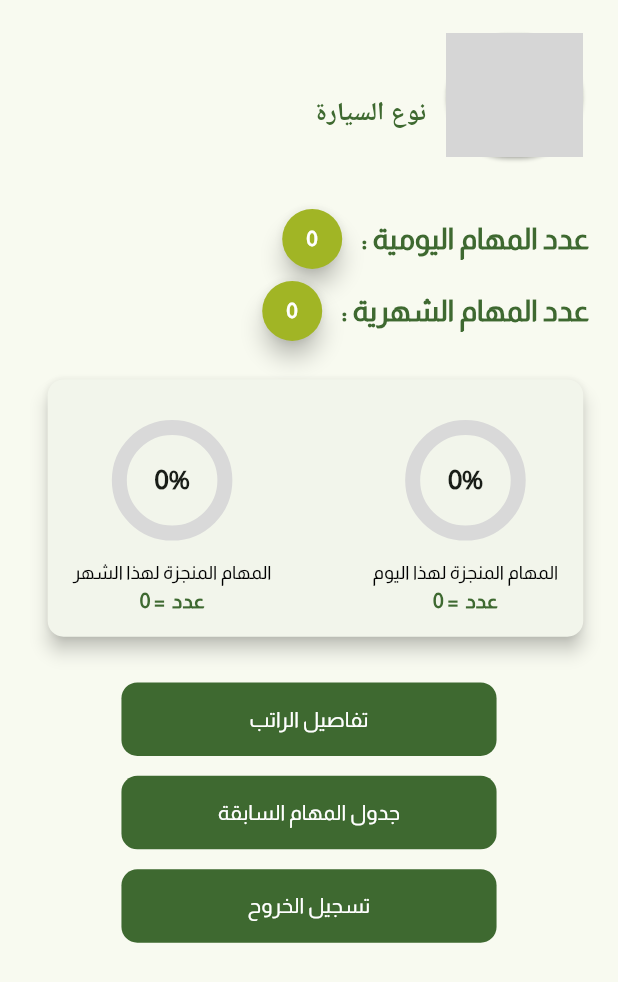
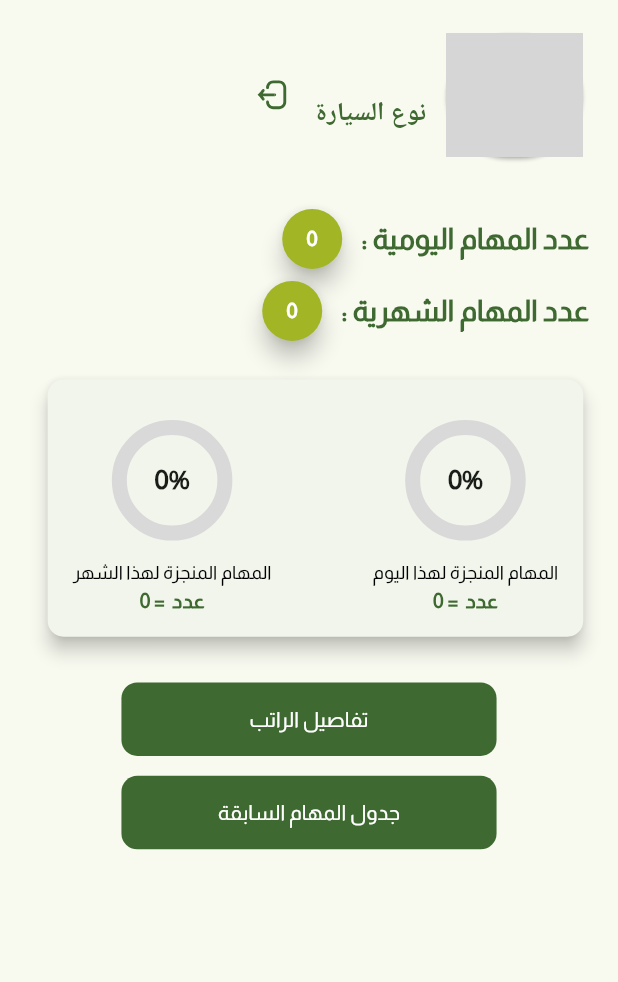
Before and after one commit to ibrahimMedhat-1/CleanTechApp, a Flutter app: the CustomerScreen widget shown alone on an empty page, opened directly, on a phone screen of 412 x 824 dp. Shown: the top 982 px of the screen. Run offline on Flutter 3.47's test engine with Material 3 defaults, Android fonts, the phone set to English and light mode, and no system bars; our stand-ins replace bloc, curved_navigation_bar, dartz, dio, flutter_bloc, flutter_screenutil and 6 more; accounts and stored records are empty; network calls fail; project files that could hold a hidden picture were left out; grey boxes are pictures that could not be loaded.

Commit message:
change icon button

```diff
--- a/lib/gen/assets.gen.dart
+++ b/lib/gen/assets.gen.dart
@@ -195,6 +195,9 @@ class $AssetsSvgsGen {
   /// File path: assets/svgs/logo_white.svg
   SvgGenImage get logoWhite => const SvgGenImage('assets/svgs/logo_white.svg');
 
+  /// File path: assets/svgs/logout.svg
+  SvgGenImage get logout => const SvgGenImage('assets/svgs/logout.svg');
+
   /// File path: assets/svgs/message.svg
   SvgGenImage get message => const SvgGenImage('assets/svgs/message.svg');
 
@@ -226,6 +229,7 @@ class $AssetsSvgsGen {
         haveProblem,
         home,
         logoWhite,
+        logout,
         message,
         person,
         primaryLogo,
--- a/lib/src/feature/profile/presentation/screens/customer_screen.dart
+++ b/lib/src/feature/profile/presentation/screens/customer_screen.dart
@@ -50,14 +50,14 @@ class _CustomerScreenState extends State<CustomerScreen> {
                   .pushNamed(Routes.schedulePreviousTaskScreen),
             ),
             15.isHeight,
-            ButtonWidget(
-              margin: EdgeInsetsDirectional.symmetric(
-                  horizontal: MediaQuery.sizeOf(context).width * 0.15),
-              borderRadius: 12.r,
-              text: AppStrings.signOut.tr(context),
-              onPressed: () => CustomNavigator.instance.pushNamedAndRemoveUntil(
-                  Routes.loginScreen, (route) => false),
-            ),
+            // ButtonWidget(
+            //   margin: EdgeInsetsDirectional.symmetric(
+            //       horizontal: MediaQuery.sizeOf(context).width * 0.15),
+            //   borderRadius: 12.r,
+            //   text: AppStrings.signOut.tr(context),
+            //   onPressed: () => CustomNavigator.instance.pushNamedAndRemoveUntil(
+            //       Routes.loginScreen, (route) => false),
+            // ),
             // 38.isHeight,
           ],
         ),
--- a/lib/src/feature/profile/presentation/widget/profile_widget.dart
+++ b/lib/src/feature/profile/presentation/widget/profile_widget.dart
@@ -1,5 +1,6 @@
 import 'package:ct_clean/src/core/config/routes/app_imports.dart';
 import 'package:ct_clean/src/core/extensions/string_extension.dart';
+import 'package:flutter/cupertino.dart';
 
 class ProfileWidget extends StatelessWidget {
   const ProfileWidget({super.key});
@@ -38,7 +39,6 @@ class ProfileWidget extends StatelessWidget {
               crossAxisAlignment: CrossAxisAlignment.start,
               children: [
                 Text(
-                  // AppStrings.userName.tr(context),
                   cubit.profileModel?.name ?? ''.loadingString,
                   style: FontStyles.interSize18_500Black,
                 ),
@@ -51,14 +51,21 @@ class ProfileWidget extends StatelessWidget {
                       ),
                       TextSpan(
                         text: cubit.profileModel?.car ?? '███▒▒▒ 70…',
-                        // "النوع المستخدم لليوم",
                         style: FontStyles.interSize13_400Black,
                       ),
                     ],
                   ),
                 )
               ],
-            )
+            ),
+            IconButton(
+              onPressed: () {
+                CacheHelper.removeData(key: MyCashKey.driverId);
+                CustomNavigator.instance.pushNamedAndRemoveUntil(
+                    Routes.loginScreen, (route) => false);
+              },
+              icon: Assets.svgs.logout.svg(),
+            ),
           ],
         );
       },
```
Also changed, not shown: assets/svgs/logout.svg (added).
